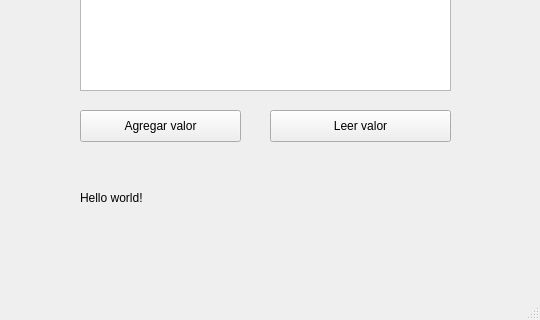
apparguedas/progra2_g06_2022_01, file 20-Qt/erp/src/ui/mainwindow.ui: the form before one commit; both pictures show x 390 to 930 and y 280 to 600 of the 930 by 600 pixel window.
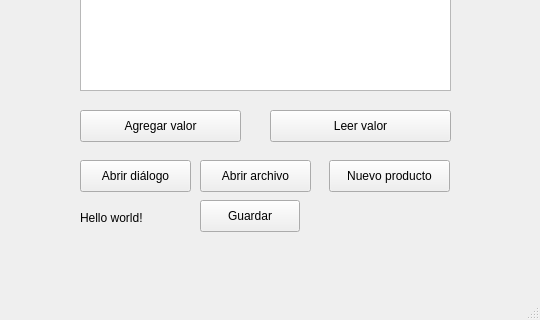
The form after the commit.

The edit to the form file:
```diff
--- a/20-Qt/erp/src/ui/mainwindow.ui
+++ b/20-Qt/erp/src/ui/mainwindow.ui
@@ -262,7 +262,7 @@
     <property name="geometry">
      <rect>
       <x>470</x>
-      <y>470</y>
+      <y>490</y>
       <width>91</width>
       <height>16</height>
      </rect>
@@ -274,6 +274,58 @@
      <string>&lt;html&gt;&lt;head/&gt;&lt;body&gt;&lt;p&gt;Hello world!&lt;/p&gt;&lt;/body&gt;&lt;/html&gt;</string>
     </property>
    </widget>
+   <widget class="QPushButton" name="pushButton_2">
+    <property name="geometry">
+     <rect>
+      <x>470</x>
+      <y>440</y>
+      <width>111</width>
+      <height>32</height>
+     </rect>
+    </property>
+    <property name="text">
+     <string>Abrir diálogo</string>
+    </property>
+   </widget>
+   <widget class="QPushButton" name="pushButton_3">
+    <property name="geometry">
+     <rect>
+      <x>590</x>
+      <y>440</y>
+      <width>111</width>
+      <height>32</height>
+     </rect>
+    </property>
+    <property name="text">
+     <string>Abrir archivo</string>
+    </property>
+   </widget>
+   <widget class="QPushButton" name="pushButton_4">
+    <property name="geometry">
+     <rect>
+      <x>719</x>
+      <y>440</y>
+      <width>121</width>
+      <height>32</height>
+     </rect>
+    </property>
+    <property name="text">
+     <string>Nuevo producto</string>
+    </property>
+   </widget>
+   <widget class="QPushButton" name="btnGuardar">
+    <property name="geometry">
+     <rect>
+      <x>590</x>
+      <y>480</y>
+      <width>100</width>
+      <height>32</height>
+     </rect>
+    </property>
+    <property name="text">
+     <string>Guardar</string>
+    </property>
+   </widget>
   </widget>
   <widget class="QMenuBar" name="menubar">
    <property name="geometry">
```
